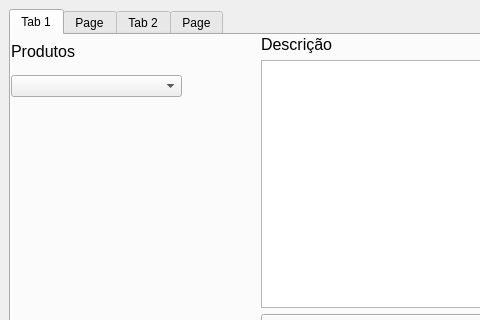
The window that ProjetoEcommerce/mainwindow.ui (FilipeMrFerracioli/Projeto-ecommerce-tp2) describes before a commit, drawn with Qt 5; both pictures show x 0 to 480 and y 0 to 320 of the 881 by 520 pixel window.
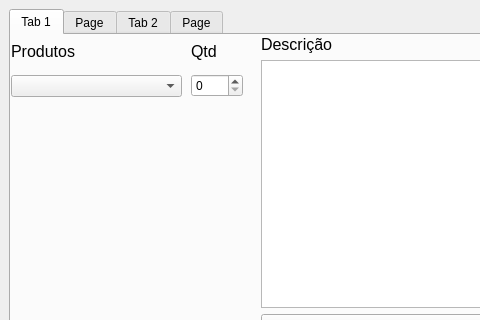
The same window after the commit. The open tabs and pages were chosen to show the change.

```diff
--- a/ProjetoEcommerce/mainwindow.ui
+++ b/ProjetoEcommerce/mainwindow.ui
@@ -46,7 +46,7 @@
          </item>
         </layout>
        </widget>
-       <widget class="QWidget" name="">
+       <widget class="QWidget" name="layoutWidget">
         <property name="geometry">
          <rect>
           <x>250</x>
@@ -75,7 +75,7 @@
          </item>
         </layout>
        </widget>
-       <widget class="QWidget" name="">
+       <widget class="QWidget" name="layoutWidget">
         <property name="geometry">
          <rect>
           <x>590</x>
@@ -136,6 +136,32 @@
          </item>
         </layout>
        </widget>
+       <widget class="QWidget" name="">
+        <property name="geometry">
+         <rect>
+          <x>180</x>
+          <y>0</y>
+          <width>52</width>
+          <height>62</height>
+         </rect>
+        </property>
+        <layout class="QVBoxLayout" name="verticalLayout_10">
+         <item>
+          <widget class="QLabel" name="label_7">
+           <property name="text">
+            <string>&lt;html&gt;&lt;head/&gt;&lt;body&gt;&lt;p&gt;&lt;span style=&quot; font-size:12pt;&quot;&gt;Qtd&lt;/span&gt;&lt;/p&gt;&lt;/body&gt;&lt;/html&gt;</string>
+           </property>
+          </widget>
+         </item>
+         <item>
+          <widget class="QDoubleSpinBox" name="doubleSpinBox">
+           <property name="decimals">
+            <number>0</number>
+           </property>
+          </widget>
+         </item>
+        </layout>
+       </widget>
       </widget>
       <widget class="QWidget" name="tab_Login">
        <attribute name="title">
```
Left out of the diff: 6 changed lines with no effect on the pictures.
